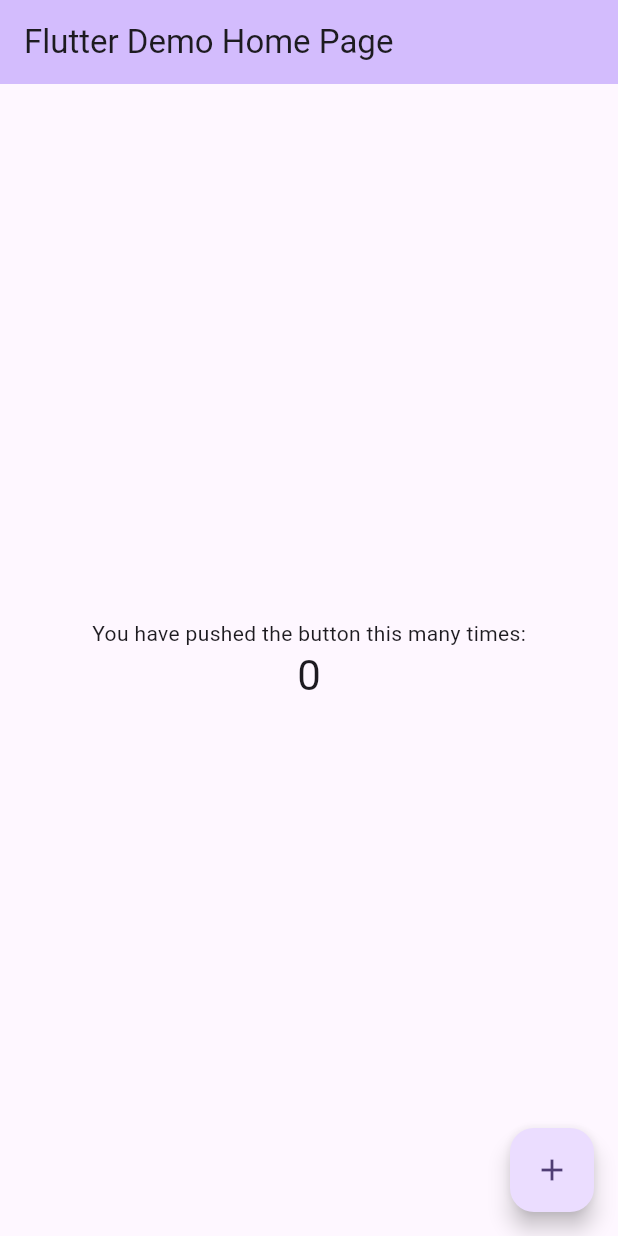
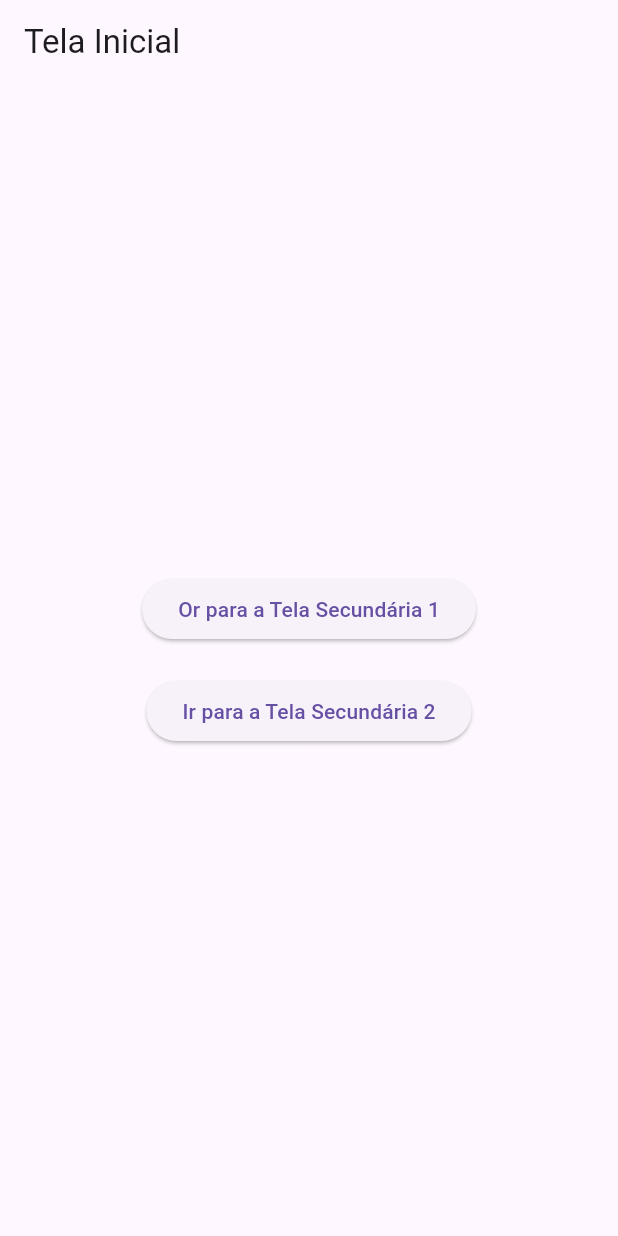
Before and after one commit to alicebelchior/Mobile, a Flutter app: the screen it shows after launch, on a phone screen of 412 x 824 dp. Run offline on Flutter 3.47's test engine with Material 3 defaults, Android fonts, the phone set to English and light mode, and no system bars.

Commit message:
Navegação no flutter

```diff
--- a/navigacao02/lib/main.dart
+++ b/navigacao02/lib/main.dart
@@ -1,4 +1,6 @@
 import 'package:flutter/material.dart';
+import 'segunda_tela.dart';
+import 'terceira_tela.dart';
 
 void main() {
   runApp(const MyApp());
@@ -7,119 +9,56 @@
 class MyApp extends StatelessWidget {
   const MyApp({super.key});
 
-  // This widget is the root of your application.
   @override
   Widget build(BuildContext context) {
     return MaterialApp(
-      title: 'Flutter Demo',
-      theme: ThemeData(
-        // This is the theme of your application.
-        //
-        // TRY THIS: Try running your application with "flutter run". You'll see
-        // the application has a purple toolbar. Then, without quitting the app,
-        // try changing the seedColor in the colorScheme below to Colors.green
-        // and then invoke "hot reload" (save your changes or press the "hot
-        // reload" button in a Flutter-supported IDE, or press "r" if you used
-        // the command line to start the app).
-        //
-        // Notice that the counter didn't reset back to zero; the application
-        // state is not lost during the reload. To reset the state, use hot
-        // restart instead.
-        //
-        // This works for code too, not just values: Most code changes can be
-        // tested with just a hot reload.
-        colorScheme: ColorScheme.fromSeed(seedColor: Colors.deepPurple),
-        useMaterial3: true,
-      ),
-      home: const MyHomePage(title: 'Flutter Demo Home Page'),
+      title: "Exemplo para navegação simples",
+      theme: ThemeData(primarySwatch: Colors.blue),
+      home: const HomePage(),
     );
   }
 }
 
-class MyHomePage extends StatefulWidget {
-  const MyHomePage({super.key, required this.title});
-
-  // This widget is the home page of your application. It is stateful, meaning
-  // that it has a State object (defined below) that contains fields that affect
-  // how it looks.
-
-  // This class is the configuration for the state. It holds the values (in this
-  // case the title) provided by the parent (in this case the App widget) and
-  // used by the build method of the State. Fields in a Widget subclass are
-  // always marked "final".
-
-  final String title;
-
-  @override
-  State<MyHomePage> createState() => _MyHomePageState();
-}
-
-class _MyHomePageState extends State<MyHomePage> {
-  int _counter = 0;
-
-  void _incrementCounter() {
-    setState(() {
-      // This call to setState tells the Flutter framework that something has
-      // changed in this State, which causes it to rerun the build method below
-      // so that the display can reflect the updated values. If we changed
-      // _counter without calling setState(), then the build method would not be
-      // called again, and so nothing would appear to happen.
-      _counter++;
-    });
-  }
+class HomePage extends StatelessWidget {
+  const HomePage({super.key});
 
   @override
   Widget build(BuildContext context) {
-    // This method is rerun every time setState is called, for instance as done
-    // by the _incrementCounter method above.
-    //
-    // The Flutter framework has been optimized to make rerunning build methods
-    // fast, so that you can just rebuild anything that needs updating rather
-    // than having to individually change instances of widgets.
     return Scaffold(
         appBar: AppBar(
-        // TRY THIS: Try changing the color here to a specific color (to
-        // Colors.amber, perhaps?) and trigger a hot reload to see the AppBar
-        // change color while the other colors stay the same.
-        backgroundColor: Theme.of(context).colorScheme.inversePrimary,
-        // Here we take the value from the MyHomePage object that was created by
-        // the App.build method, and use it to set our appbar title.
-        title: Text(widget.title),
+          title: const Text("Tela Inicial"),
         ),
         body: Center(
-        // Center is a layout widget. It takes a single child and positions it
-        // in the middle of the parent.
           child: Column(
-          // Column is also a layout widget. It takes a list of children and
-          // arranges them vertically. By default, it sizes itself to fit its
-          // children horizontally, and tries to be as tall as its parent.
-          //
-          // Column has various properties to control how it sizes itself and
-          // how it positions its children. Here we use mainAxisAlignment to
-          // center the children vertically; the main axis here is the vertical
-          // axis because Columns are vertical (the cross axis would be
-          // horizontal).
-          //
-          // TRY THIS: Invoke "debug painting" (choose the "Toggle Debug Paint"
-          // action in the IDE, or press "p" in the console), to see the
-          // wireframe for each widget.
             mainAxisAlignment: MainAxisAlignment.center,
-          children: <Widget>[
-            const Text(
-              'You have pushed the button this many times:',
+            children: [
+              ElevatedButton(
+                onPressed: () {
+                  Navigator.push(
+                    context,
+                    MaterialPageRoute(
+                        builder: (context) => const SegundaTela()),
+                  );
+                },
+                child: const Text("Or para a Tela Secundária 1"),
               ),
-            Text(
-              '$_counter',
-              style: Theme.of(context).textTheme.headlineMedium,
+              const SizedBox(height: 20),
+              ElevatedButton(
+                onPressed: () {
+                  Navigator.push(
+                    context,
+                    MaterialPageRoute(
+                        builder: (context) => const TerceiraTela()),
+                  );
+                },
+                child: const Text("Ir para a Tela Secundária 2"),
               ),
+
             ],
+
           ),
         ),
-      floatingActionButton: FloatingActionButton(
-        onPressed: _incrementCounter,
-        tooltip: 'Increment',
-        child: const Icon(Icons.add),
-      ), // This trailing comma makes auto-formatting nicer for build methods.
+
         );
   }
 }
```
Also changed, not shown: navigacao02/lib/segunda_tela.dart (added, +25 -0 lines), navigacao02/lib/terceira_tela.dart (added, +28 -0 lines), 1 other file. Lines whose indentation alone changed are shown as unchanged.
